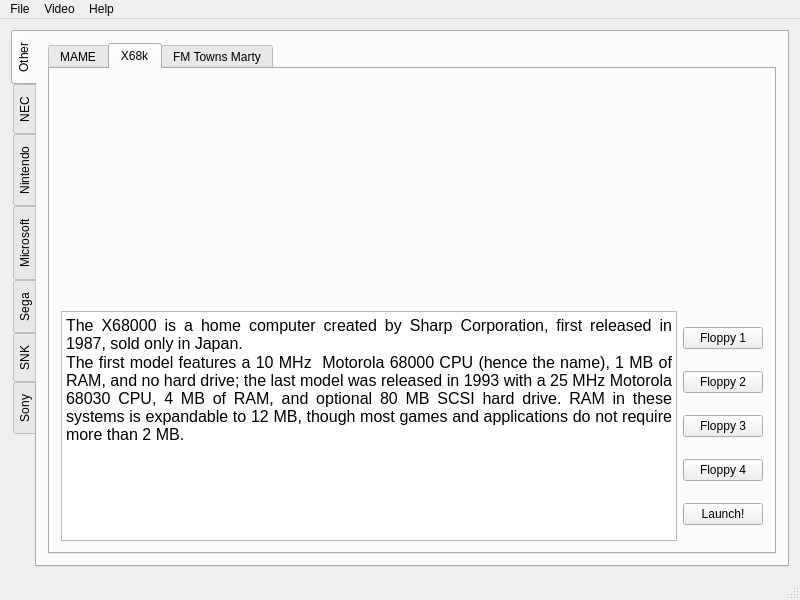
Qt form BlackNoah/mainwindow.ui (Rugaliz/Black_Noah) before a commit.
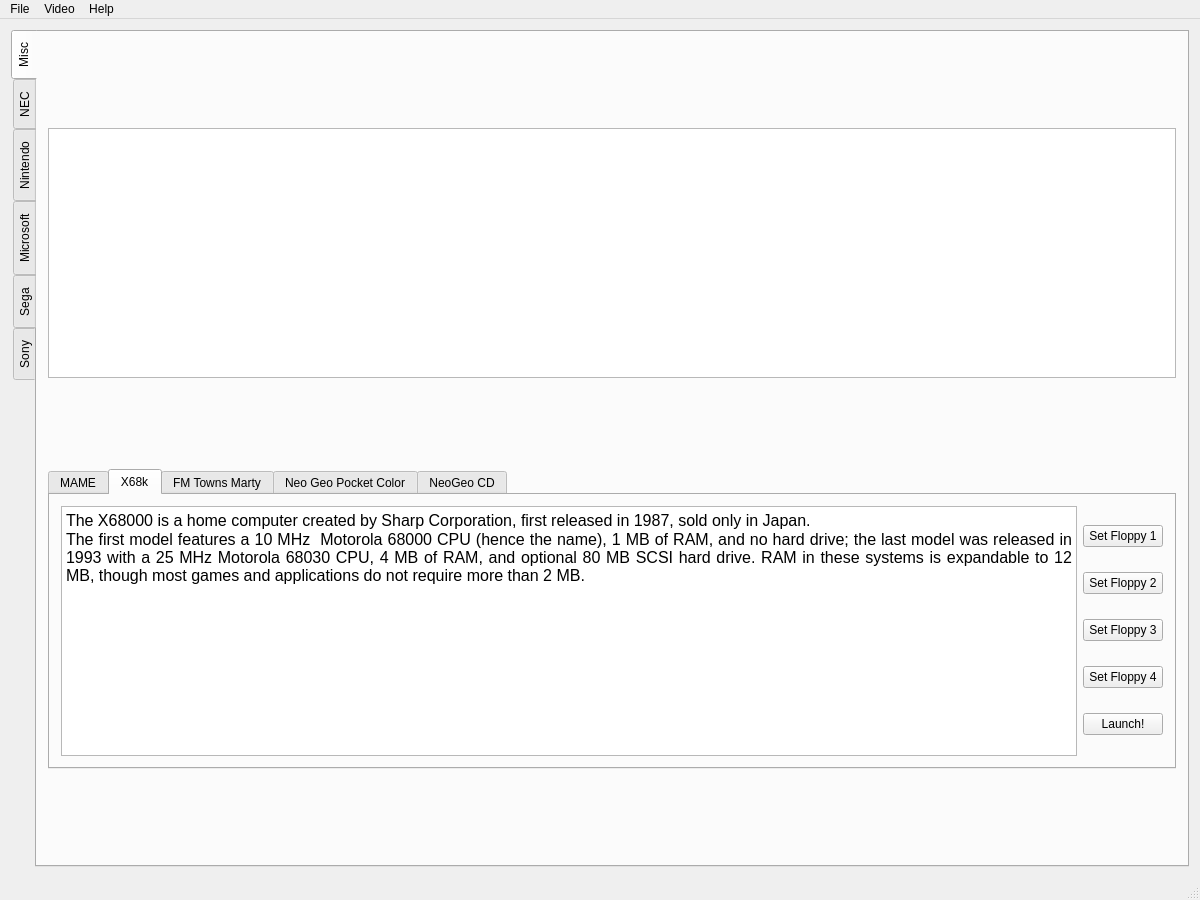
The same form after that commit. The open tabs and pages were chosen to show the change.

Commit message: Major rewrite of GUI and file browsing.

Patch:
```diff
--- a/BlackNoah/mainwindow.ui
+++ b/BlackNoah/mainwindow.ui
@@ -6,12 +6,12 @@
    <rect>
     <x>0</x>
     <y>0</y>
-    <width>800</width>
-    <height>600</height>
+    <width>1200</width>
+    <height>900</height>
    </rect>
   </property>
   <property name="sizePolicy">
-   <sizepolicy hsizetype="Fixed" vsizetype="Fixed">
+   <sizepolicy hsizetype="Preferred" vsizetype="Preferred">
     <horstretch>0</horstretch>
     <verstretch>0</verstretch>
    </sizepolicy>
@@ -22,12 +22,6 @@
     <height>600</height>
    </size>
   </property>
-  <property name="maximumSize">
-   <size>
-    <width>800</width>
-    <height>600</height>
-   </size>
-  </property>
   <property name="windowTitle">
    <string>MainWindow</string>
   </property>
@@ -43,11 +37,51 @@
       </property>
       <widget class="QWidget" name="tab_5">
        <attribute name="title">
-        <string>Other</string>
+        <string>Misc</string>
        </attribute>
        <layout class="QGridLayout" name="gridLayout_2">
         <item row="0" column="0">
+         <widget class="QTreeView" name="treeViewMisc">
+          <property name="sizePolicy">
+           <sizepolicy hsizetype="Expanding" vsizetype="Maximum">
+            <horstretch>0</horstretch>
+            <verstretch>0</verstretch>
+           </sizepolicy>
+          </property>
+          <property name="minimumSize">
+           <size>
+            <width>0</width>
+            <height>250</height>
+           </size>
+          </property>
+          <property name="layoutDirection">
+           <enum>Qt::LeftToRight</enum>
+          </property>
+          <property name="sizeAdjustPolicy">
+           <enum>QAbstractScrollArea::AdjustToContents</enum>
+          </property>
+          <property name="animated">
+           <bool>true</bool>
+          </property>
+          <attribute name="headerHighlightSections">
+           <bool>true</bool>
+          </attribute>
+          <attribute name="headerShowSortIndicator" stdset="0">
+           <bool>true</bool>
+          </attribute>
+          <attribute name="headerStretchLastSection">
+           <bool>true</bool>
+          </attribute>
+         </widget>
+        </item>
+        <item row="1" column="0">
          <widget class="QTabWidget" name="tabWidget">
+          <property name="maximumSize">
+           <size>
+            <width>16777215</width>
+            <height>300</height>
+           </size>
+          </property>
           <property name="tabShape">
            <enum>QTabWidget::Rounded</enum>
           </property>
@@ -105,20 +139,7 @@
             <string>X68k</string>
            </attribute>
            <layout class="QGridLayout" name="gridLayout_13">
-            <item row="0" column="0">
-             <spacer name="verticalSpacer_3">
-              <property name="orientation">
-               <enum>Qt::Vertical</enum>
-              </property>
-              <property name="sizeHint" stdset="0">
-               <size>
-                <width>20</width>
-                <height>224</height>
-               </size>
-              </property>
-             </spacer>
-            </item>
-            <item row="1" column="0">
+            <item row="5" column="0">
              <layout class="QGridLayout" name="gridLayout_12">
               <item row="0" column="0">
                <widget class="QTextBrowser" name="textBrowser_PC98_5">
@@ -137,28 +158,28 @@
                 <item>
                  <widget class="QPushButton" name="Chose_file_X68k_floppy1">
                   <property name="text">
-                   <string>Floppy 1</string>
+                   <string>Set Floppy 1</string>
                   </property>
                  </widget>
                 </item>
                 <item>
                  <widget class="QPushButton" name="Chose_file_X68k_floppy2">
                   <property name="text">
-                   <string>Floppy 2</string>
+                   <string>Set Floppy 2</string>
                   </property>
                  </widget>
                 </item>
                 <item>
                  <widget class="QPushButton" name="Chose_file_X68k_floppy3">
                   <property name="text">
-                   <string>Floppy 3</string>
+                   <string>Set Floppy 3</string>
                   </property>
                  </widget>
                 </item>
                 <item>
                  <widget class="QPushButton" name="Chose_file_X68k_floppy4">
                   <property name="text">
-                   <string>Floppy 4</string>
+                   <string>Set Floppy 4</string>
                   </property>
                  </widget>
                 </item>
@@ -171,6 +192,24 @@
                 </item>
                </layout>
               </item>
+              <item row="0" column="0">
+               <widget class="QTextBrowser" name="textBrowser_PC98_5">
+                <property name="maximumSize">
+                 <size>
+                  <width>16777215</width>
+                  <height>16777215</height>
+                 </size>
+                </property>
+                <property name="html">
+                 <string>&lt;!DOCTYPE HTML PUBLIC &quot;-//W3C//DTD HTML 4.0//EN&quot; &quot;http://www.w3.org/TR/REC-html40/strict.dtd&quot;&gt;
+&lt;html&gt;&lt;head&gt;&lt;meta name=&quot;qrichtext&quot; content=&quot;1&quot; /&gt;&lt;style type=&quot;text/css&quot;&gt;
+p, li { white-space: pre-wrap; }
+&lt;/style&gt;&lt;/head&gt;&lt;body style=&quot; font-family:'Noto Sans'; font-size:10pt; font-weight:400; font-style:normal;&quot;&gt;
+&lt;p align=&quot;justify&quot; style=&quot; margin-top:0px; margin-bottom:0px; margin-left:0px; margin-right:0px; -qt-block-indent:0; text-indent:0px;&quot;&gt;&lt;span style=&quot; font-family:'IBM Plex Sans'; font-size:12pt;&quot;&gt;The X68000 is a home computer created by Sharp Corporation, first released in 1987, sold only in Japan.&lt;/span&gt;&lt;/p&gt;
+&lt;p align=&quot;justify&quot; style=&quot; margin-top:0px; margin-bottom:0px; margin-left:0px; margin-right:0px; -qt-block-indent:0; text-indent:0px;&quot;&gt;&lt;span style=&quot; font-family:'IBM Plex Sans'; font-size:12pt;&quot;&gt;The first model features a 10 MHz  Motorola 68000 CPU (hence the name), 1 MB of RAM, and no hard drive; the last model was released in 1993 with a 25 MHz Motorola 68030 CPU, 4 MB of RAM, and optional 80 MB SCSI hard drive. RAM in these systems is expandable to 12 MB, though most games and applications do not require more than 2 MB.&lt;/span&gt;&lt;/p&gt;&lt;/body&gt;&lt;/html&gt;</string>
+                </property>
+               </widget>
+              </item>
              </layout>
             </item>
            </layout>
@@ -236,6 +275,78 @@
             </item>
            </layout>
           </widget>
+          <widget class="QWidget" name="tab_29">
+           <attribute name="title">
+            <string>Neo Geo Pocket Color</string>
+           </attribute>
+           <layout class="QGridLayout" name="gridLayout_6">
+            <item row="0" column="0">
+             <widget class="QTextBrowser" name="textBrowser_MAME_13">
+              <property name="html">
+               <string>&lt;!DOCTYPE HTML PUBLIC &quot;-//W3C//DTD HTML 4.0//EN&quot; &quot;http://www.w3.org/TR/REC-html40/strict.dtd&quot;&gt;
+&lt;html&gt;&lt;head&gt;&lt;meta name=&quot;qrichtext&quot; content=&quot;1&quot; /&gt;&lt;style type=&quot;text/css&quot;&gt;
+p, li { white-space: pre-wrap; }
+&lt;/style&gt;&lt;/head&gt;&lt;body style=&quot; font-family:'Noto Sans'; font-size:10pt; font-weight:400; font-style:normal;&quot;&gt;
+&lt;p align=&quot;justify&quot; style=&quot; margin-top:0px; margin-bottom:0px; margin-left:0px; margin-right:0px; -qt-block-indent:0; text-indent:0px;&quot;&gt;&lt;span style=&quot; font-family:'IBM Plex Sans'; font-size:12pt;&quot;&gt;The Neo Geo Pocket Color is a 16-bit color handheld video game console manufactured by SNK. It is a successor to SNK's monochrome Neo Geo Pocket handheld which debuted in 1998 in Japan, with the Color being fully backward compatible. The Neo Geo Pocket Color was released on March 16, 1999 in Japan, August 6, 1999 in North America, and on October 1, 1999 in Europe, entering markets all dominated by Nintendo, competing with Nintendo's Game Boy Color. &lt;/span&gt;&lt;/p&gt;&lt;/body&gt;&lt;/html&gt;</string>
+              </property>
+             </widget>
+            </item>
+            <item row="0" column="1">
+             <layout class="QVBoxLayout" name="verticalLayout_14">
+              <item>
+               <widget class="QPushButton" name="Chose_file_NGPC">
+                <property name="text">
+                 <string>Set Cartridge</string>
+                </property>
+               </widget>
+              </item>
+              <item>
+               <widget class="QPushButton" name="Launcher_Button_NGPcolor">
+                <property name="text">
+                 <string>Launch!</string>
+                </property>
+               </widget>
+              </item>
+             </layout>
+            </item>
+           </layout>
+          </widget>
+          <widget class="QWidget" name="tab_30">
+           <attribute name="title">
+            <string>NeoGeo CD</string>
+           </attribute>
+           <layout class="QGridLayout" name="gridLayout_53">
+            <item row="0" column="0">
+             <widget class="QTextBrowser" name="textBrowser_MAME_17">
+              <property name="html">
+               <string>&lt;!DOCTYPE HTML PUBLIC &quot;-//W3C//DTD HTML 4.0//EN&quot; &quot;http://www.w3.org/TR/REC-html40/strict.dtd&quot;&gt;
+&lt;html&gt;&lt;head&gt;&lt;meta name=&quot;qrichtext&quot; content=&quot;1&quot; /&gt;&lt;style type=&quot;text/css&quot;&gt;
+p, li { white-space: pre-wrap; }
+&lt;/style&gt;&lt;/head&gt;&lt;body style=&quot; font-family:'Noto Sans'; font-size:10pt; font-weight:400; font-style:normal;&quot;&gt;
+&lt;p align=&quot;justify&quot; style=&quot; margin-top:0px; margin-bottom:0px; margin-left:0px; margin-right:0px; -qt-block-indent:0; text-indent:0px;&quot;&gt;&lt;span style=&quot; font-family:'IBM Plex Sans'; font-size:12pt;&quot;&gt;Neo Geo CD  is the second home video game console of SNK Corporation's Neo Geo family, released in September 9, 1994, four years after its cartridge-based equivalent. The unit's 1X CD-ROM drive is slow, with very long loading times. The system can also play Audio CDs. All three versions of the system have no region-lock. The Neo Geo CD was launched bundled with a control pad instead of a joystick like the AES version. However, the original AES joystick can be used with all three Neo Geo CD models. &lt;/span&gt;&lt;/p&gt;&lt;/body&gt;&lt;/html&gt;</string>
+              </property>
+             </widget>
+            </item>
+            <item row="0" column="1">
+             <layout class="QVBoxLayout" name="verticalLayout_23">
+              <item>
+               <widget class="QPushButton" name="Chose_file_NeoGeoCDz">
+                <property name="text">
+                 <string>Set Game Disk</string>
+                </property>
+               </widget>
+              </item>
+              <item>
+               <widget class="QPushButton" name="Launcher_Button_NeoGeoCDz">
+                <property name="text">
+                 <string>Launch!</string>
+                </property>
+               </widget>
+              </item>
+             </layout>
+            </item>
+           </layout>
+          </widget>
          </widget>
         </item>
        </layout>
@@ -1293,13 +1404,6 @@
           </widget>
          </widget>
         </item>
-       </layout>
-      </widget>
-      <widget class="QWidget" name="tab_2">
-       <attribute name="title">
-        <string>SNK</string>
-       </attribute>
-       <layout class="QGridLayout" name="gridLayout_6">
         <item row="0" column="0">
          <widget class="QTabWidget" name="tabWidget_7">
           <property name="currentIndex">
@@ -1512,7 +1616,7 @@
     <rect>
      <x>0</x>
      <y>0</y>
-     <width>800</width>
+     <width>1200</width>
      <height>30</height>
     </rect>
    </property>
```
Left out of the diff: 519 changed lines with no effect on the pictures. The commit also changes 5 other files.
